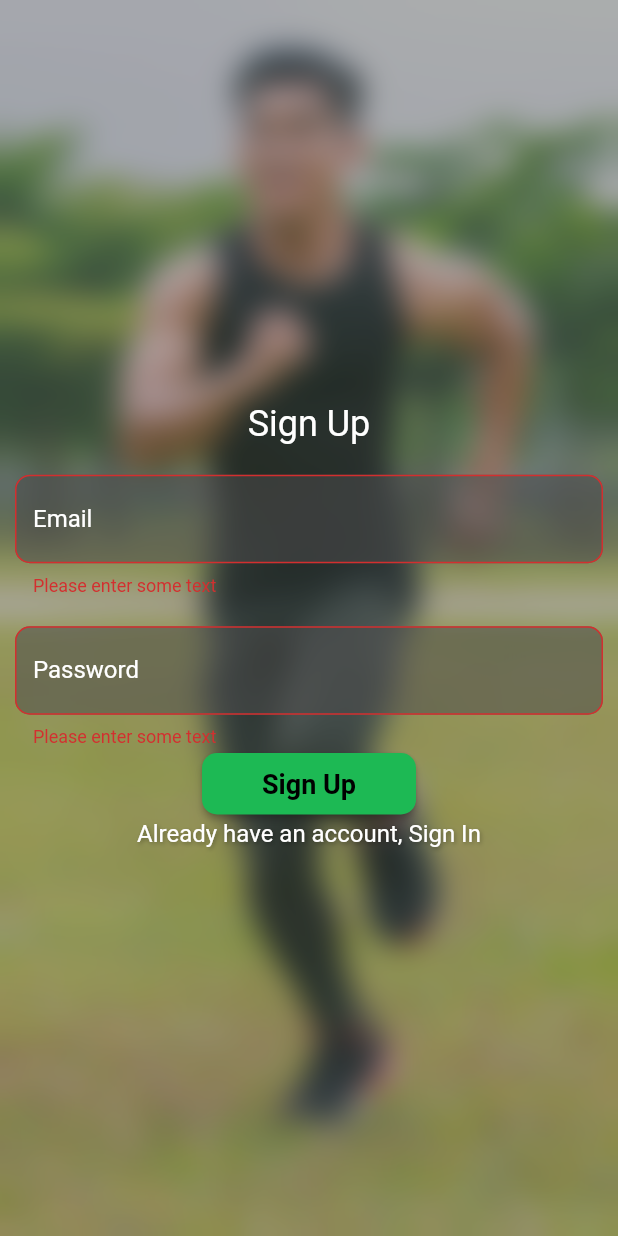
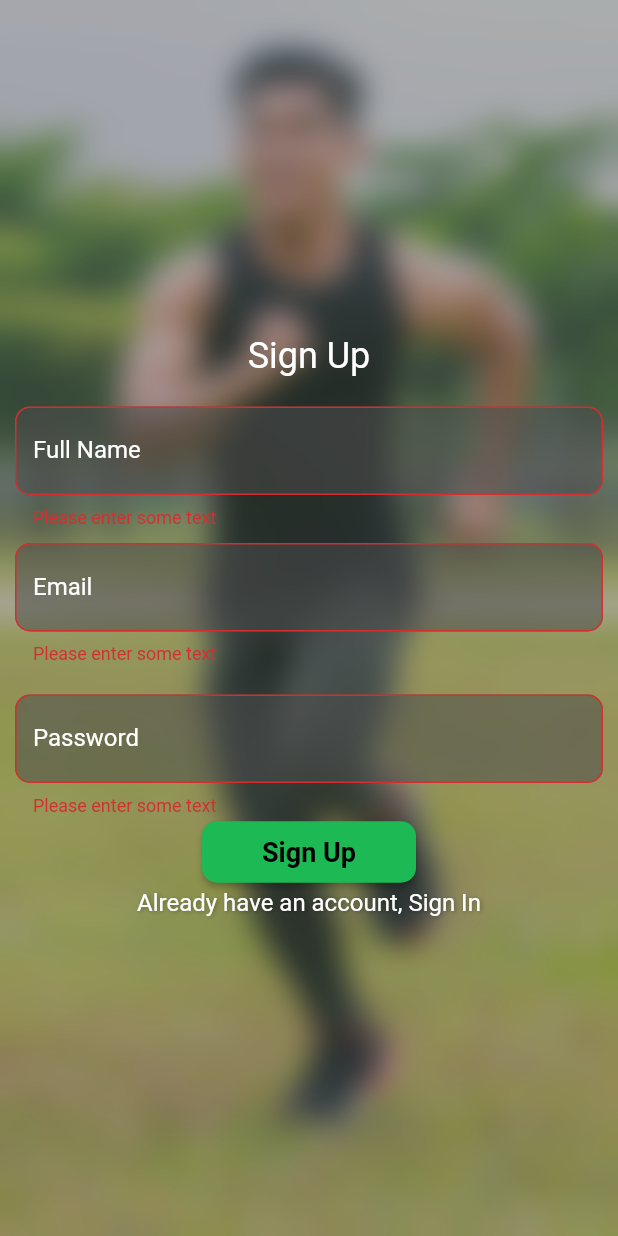
Before and after one commit to Alex-RV/pacepals, a Flutter app: the SignUpScreen screen opened directly, after a tap on "Sign Up", on a phone screen of 412 x 824 dp. Run offline on Flutter 3.47's test engine with Material 2 defaults, Android fonts, the phone set to English and light mode, and no system bars; our stand-ins replace firebase_auth; missing offline and left inert: dart:ffi; accounts and stored records are empty.

Commit message:
Update SignUpScreen.dart

```diff
--- a/lib/Screens/SignUpScreen.dart
+++ b/lib/Screens/SignUpScreen.dart
@@ -13,12 +13,14 @@ class SignUpScreen extends StatefulWidget {
 class _SignUpScreenState extends State<SignUpScreen> {
   TextEditingController nameController = TextEditingController();
   TextEditingController passwordController = TextEditingController();
+  TextEditingController fullnameController = TextEditingController();
 
   final _formKey = GlobalKey<FormState>();
 
   void _handleLogin() {
     String userName = nameController.text;
     String password = passwordController.text;
+    String fullname = fullnameController.text;
 
     // validation and login logic here
 
@@ -55,8 +57,44 @@ class _SignUpScreenState extends State<SignUpScreen> {
                               padding: const EdgeInsets.all(10),
                               child: const Text(
                                 'Sign Up',
-                            style: TextStyle(fontSize: 24, color: Colors.white),
+                                style: TextStyle(
+                                    fontSize: 24, color: Colors.white),
                               )),
+                          // FullName TextField
+                          Container(
+                            padding: const EdgeInsets.fromLTRB(10, 10, 10, 0),
+                            child: TextFormField(
+                              validator: (value) {
+                                if (value == null || value.isEmpty) {
+                                  return 'Please enter some text';
+                                }
+                                return null;
+                              },
+                              controller: fullnameController,
+                              style: const TextStyle(
+                                color: Colors.white, // text color
+                              ),
+                              decoration: InputDecoration(
+                                filled: true,
+                                fillColor:
+                                    const Color.fromARGB(136, 75, 75, 75),
+                                focusedBorder: OutlineInputBorder(
+                                  borderRadius: BorderRadius.circular(10.0),
+                                  borderSide:
+                                      const BorderSide(color: Colors.white),
+                                ),
+                                border: OutlineInputBorder(
+                                    borderRadius: BorderRadius.circular(10.0),
+                                    borderSide: const BorderSide(
+                                        color: Color.fromARGB(227, 2, 0, 0))),
+                                labelText: 'Full Name',
+                                labelStyle: const TextStyle(
+                                  color:
+                                      Colors.white, // label color when focused
+                                ),
+                              ),
+                            ),
+                          ),
                           // User Name Text Field
                           Container(
                             padding: const EdgeInsets.all(10),
@@ -73,10 +111,12 @@ class _SignUpScreenState extends State<SignUpScreen> {
                               ),
                               decoration: InputDecoration(
                                 filled: true,
-                            fillColor: const Color.fromARGB(136, 75, 75, 75),
+                                fillColor:
+                                    const Color.fromARGB(136, 75, 75, 75),
                                 focusedBorder: OutlineInputBorder(
                                   borderRadius: BorderRadius.circular(10.0),
-                              borderSide: const BorderSide(color: Colors.white),
+                                  borderSide:
+                                      const BorderSide(color: Colors.white),
                                 ),
                                 border: OutlineInputBorder(
                                     borderRadius: BorderRadius.circular(10.0),
@@ -84,7 +124,8 @@ class _SignUpScreenState extends State<SignUpScreen> {
                                         color: Color.fromARGB(227, 2, 0, 0))),
                                 labelText: 'Email',
                                 labelStyle: const TextStyle(
-                              color: Colors.white, // label color when focused
+                                  color:
+                                      Colors.white, // label color when focused
                                 ),
                               ),
                             ),
@@ -106,10 +147,12 @@ class _SignUpScreenState extends State<SignUpScreen> {
                               ),
                               decoration: InputDecoration(
                                 filled: true,
-                            fillColor: const Color.fromARGB(136, 75, 75, 75),
+                                fillColor:
+                                    const Color.fromARGB(136, 75, 75, 75),
                                 focusedBorder: OutlineInputBorder(
                                   borderRadius: BorderRadius.circular(10.0),
-                              borderSide: const BorderSide(color: Colors.white),
+                                  borderSide:
+                                      const BorderSide(color: Colors.white),
                                 ),
                                 border: OutlineInputBorder(
                                     borderRadius: BorderRadius.circular(10.0),
@@ -117,7 +160,8 @@ class _SignUpScreenState extends State<SignUpScreen> {
                                         color: Color.fromARGB(227, 2, 0, 0))),
                                 labelText: 'Password',
                                 labelStyle: const TextStyle(
-                              color: Colors.white, // label color when focused
+                                  color:
+                                      Colors.white, // label color when focused
                                 ),
                               ),
                             ),
@@ -129,17 +173,18 @@ class _SignUpScreenState extends State<SignUpScreen> {
                               if (_formKey.currentState!.validate()) {
                                 _handleLogin();
                                 ScaffoldMessenger.of(context).showSnackBar(
-                            const SnackBar(content: Text('Processing Data')),
+                                  const SnackBar(
+                                      content: Text('Processing Data')),
                                 );
                               }
-
                             },
                             style: ElevatedButton.styleFrom(
                               backgroundColor: const Color(0xFF1DB954),
                               shape: RoundedRectangleBorder(
                                 borderRadius: BorderRadius.circular(10.0),
                               ),
-                          padding: const EdgeInsets.symmetric(horizontal: 40, vertical: 10),
+                              padding: const EdgeInsets.symmetric(
+                                  horizontal: 40, vertical: 10),
                             ),
                             child: const Text(
                               'Sign Up',
@@ -151,12 +196,12 @@ class _SignUpScreenState extends State<SignUpScreen> {
                             ),
                           ),
 
-
                           InkWell(
                             onTap: () {
                               Navigator.push(
                                 context,
-                            MaterialPageRoute(builder: (context) => SignInScreen()),
+                                MaterialPageRoute(
+                                    builder: (context) => SignInScreen()),
                               );
                             },
                             child: Text(
```
Lines whose indentation alone changed are shown as unchanged.
